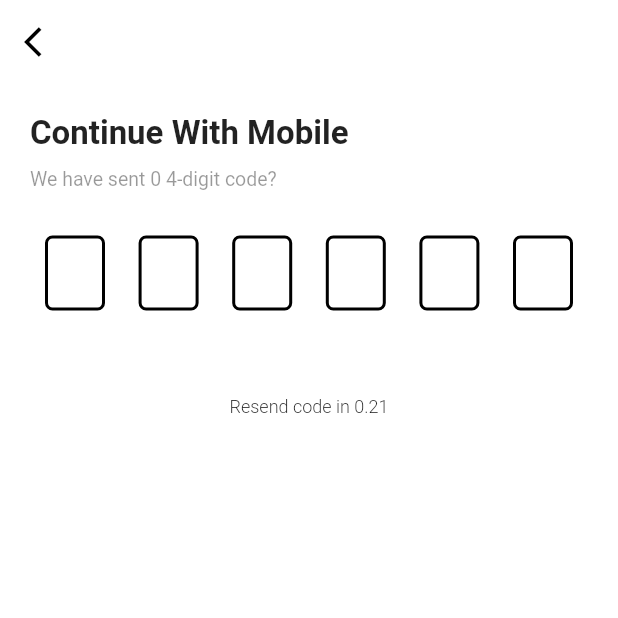
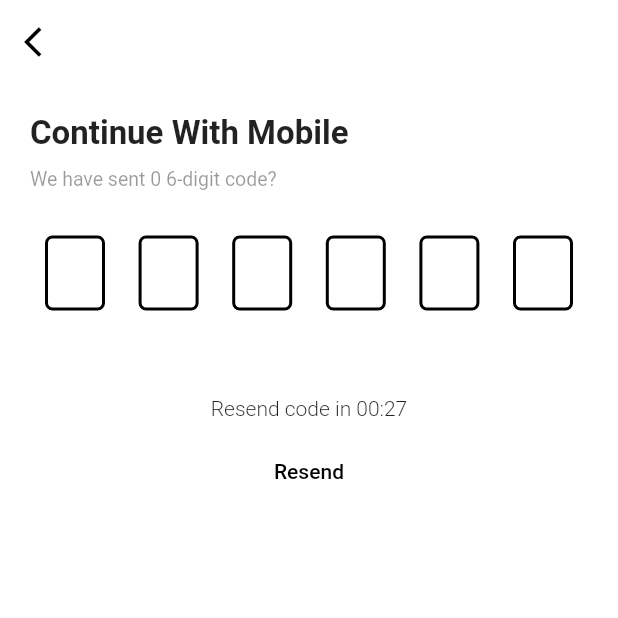
Before and after one commit to proninja123/social_auth_contacts, a Flutter app: the OtpScreen screen opened directly with empty values, after a tap on "Verify", on a phone screen of 412 x 824 dp, the top half of it. Run offline on Flutter 3.47's test engine with Material 2 defaults, Android fonts, the phone set to English and light mode, and no system bars; drawn by our look-alikes of pin_code_fields; our stand-ins replace firebase_auth, firebase_core, flutter_signin_button, google_sign_in, webview_flutter; missing offline and left inert: flutter_facebook_auth, twitter_login; accounts and stored records are empty.

Commit message:
feat: resend_otp

```diff
--- a/lib/main.dart
+++ b/lib/main.dart
@@ -23,7 +23,7 @@ class MyApp extends StatelessWidget {
       theme: ThemeData(
         backgroundColor: whiteColor,
       ),
-      home: const SocialLoginScreen(),
+      home:  SocialLoginScreen(),
     );
   }
 }
--- a/lib/screens/contact_details_screen.dart
+++ b/lib/screens/contact_details_screen.dart
@@ -1,5 +1,3 @@
-
-
 import 'package:flutter/material.dart';
 import 'package:socialautologin/utils/colors.dart';
 
--- a/lib/screens/otp_screen.dart
+++ b/lib/screens/otp_screen.dart
@@ -2,15 +2,21 @@ import 'package:firebase_auth/firebase_auth.dart';
 import 'package:flutter/material.dart';
 import 'package:pin_code_fields/pin_code_fields.dart';
 import 'package:socialautologin/screens/contact_screen.dart';
+import 'package:socialautologin/utils/countdown_start.dart';
 
 class OtpScreen extends StatelessWidget {
-  final String? number;
+  final String number;
   final String verificationId;
+  final int? resendToken;
+  final String? numberShow;
 
-   OtpScreen({Key? key, this.number, required this.verificationId})
+  OtpScreen(
+      {Key? key,
+      required this.number,
+      required this.verificationId,
+      this.resendToken,
+      this.numberShow})
       : super(key: key);
-
-  final GlobalKey<ScaffoldState> _scaffoldkey = GlobalKey<ScaffoldState>();
 
   @override
   Widget build(BuildContext context) {
@@ -42,7 +48,7 @@ class OtpScreen extends StatelessWidget {
               height: 10,
             ),
             Text(
-              "We have sent 0 4-digit code?",
+              "We have sent 0 6-digit code?",
               style:
                   TextStyle(color: Colors.black.withOpacity(0.4), fontSize: 13),
             ),
@@ -50,7 +56,7 @@ class OtpScreen extends StatelessWidget {
               height: 30,
             ),
             Padding(
-              padding: EdgeInsets.symmetric(horizontal: 10),
+              padding: const EdgeInsets.symmetric(horizontal: 10),
               child: PinCodeTextField(
                 keyboardType: TextInputType.number,
                 length: 6,
@@ -108,7 +114,7 @@ class OtpScreen extends StatelessWidget {
                 crossAxisAlignment: CrossAxisAlignment.center,
                 children: [
                   Text(
-                    number ?? '',
+                    numberShow ?? '',
                     style: const TextStyle(
                       fontWeight: FontWeight.bold,
                     ),
@@ -116,10 +122,13 @@ class OtpScreen extends StatelessWidget {
                   const SizedBox(
                     height: 5,
                   ),
-                  const Text(
-                    "Resend code in 0.21",
-                    style: TextStyle(fontWeight: FontWeight.w300, fontSize: 12),
-                  )
+                  CountdownStart(
+                    resendToken: resendToken!,
+                    phoneNumber: number,
+                  ),
+                  const SizedBox(
+                    height: 5,
+                  ),
                 ],
               ),
             ),
--- /dev/null
+++ b/lib/utils/countdown_start.dart
@@ -0,0 +1,102 @@
+import 'dart:async';
+
+import 'package:firebase_auth/firebase_auth.dart';
+import 'package:flutter/material.dart';
+
+class CountdownStart extends StatefulWidget {
+  final VoidCallback? onPressed;
+  final int resendToken;
+  final String phoneNumber;
+
+  CountdownStart({
+    Key? key,
+    this.onPressed,
+    required this.resendToken,
+    required this.phoneNumber,
+  }) : super(key: key);
+
+  @override
+  State<CountdownStart> createState() => _CountdownStartState();
+}
+
+class _CountdownStartState extends State<CountdownStart> {
+  Timer? countdownTimer;
+  Duration myDuration = const Duration(seconds: 30);
+
+  @override
+  void initState() {
+    startTimer();
+    super.initState();
+  }
+
+  void startTimer() {
+    countdownTimer = Timer.periodic(const Duration(seconds: 1), (_) {
+      setCountDown();
+    });
+  }
+
+  // Step 4
+  void stopTimer() {
+    setState(() => countdownTimer!.cancel());
+  }
+
+  // Step 5
+  void resetTimer() {
+    stopTimer();
+    setState(() => myDuration = const Duration(seconds: 30));
+  }
+
+  void setCountDown() {
+    final reduceSecondsBy = 1;
+    setState(() {
+      final seconds = myDuration.inSeconds - reduceSecondsBy;
+      if (seconds < 0) {
+        countdownTimer!.cancel();
+      } else {
+        myDuration = Duration(seconds: seconds);
+      }
+    });
+  }
+
+  // Step 6
+
+  @override
+  Widget build(BuildContext context) {
+    String strDigits(int n) => n.toString().padLeft(2, '0');
+    final hours = strDigits(myDuration.inHours.remainder(24));
+    final minutes = strDigits(myDuration.inMinutes.remainder(60));
+    final seconds = strDigits(myDuration.inSeconds.remainder(60));
+    return Column(
+      children: [
+        Text(
+          'Resend code in $minutes:$seconds',
+          style: const TextStyle(fontWeight: FontWeight.w300, fontSize: 14),
+        ),
+        const SizedBox(
+          height: 10,
+        ),
+        Center(
+            child: TextButton(
+                onPressed: myDuration.inSeconds == 0
+                    ? () async {
+                        await FirebaseAuth.instance.verifyPhoneNumber(
+                            phoneNumber: widget.phoneNumber,
+                            verificationCompleted: (value) {},
+                            verificationFailed: (value) {},
+                            codeSent:
+                                (String verificationId, int? resendToken) {
+                              resetTimer();
+                              startTimer();
+                            },
+                            forceResendingToken: widget.resendToken,
+                            codeAutoRetrievalTimeout: (good) {});
+                      }
+                    : null,
+                child: const Text(
+                  "Resend",
+                  style: TextStyle(color: Colors.black),
+                ))),
+      ],
+    );
+  }
+}
```
Also changed, not shown: lib/data/services/authetication_services.dart (+22 -14 lines), lib/screens/phone_auth_screen.dart (+6 -3 lines).
